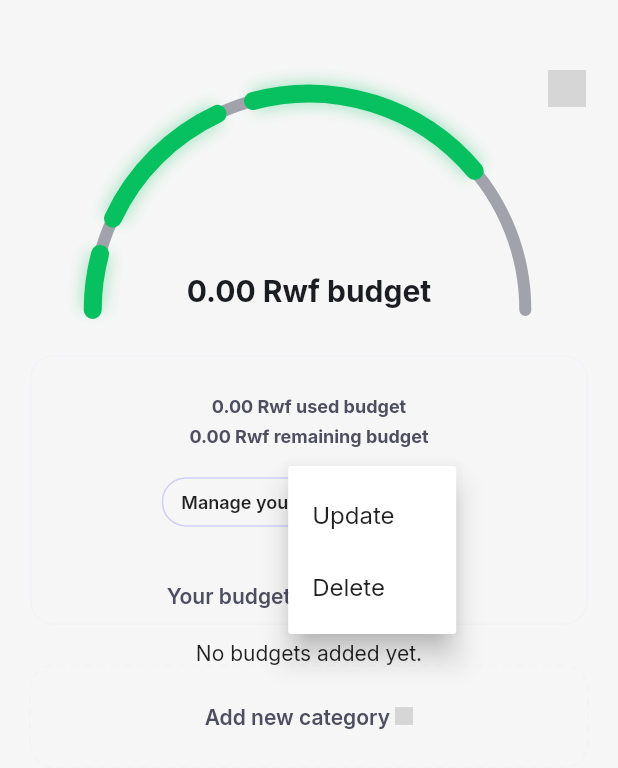
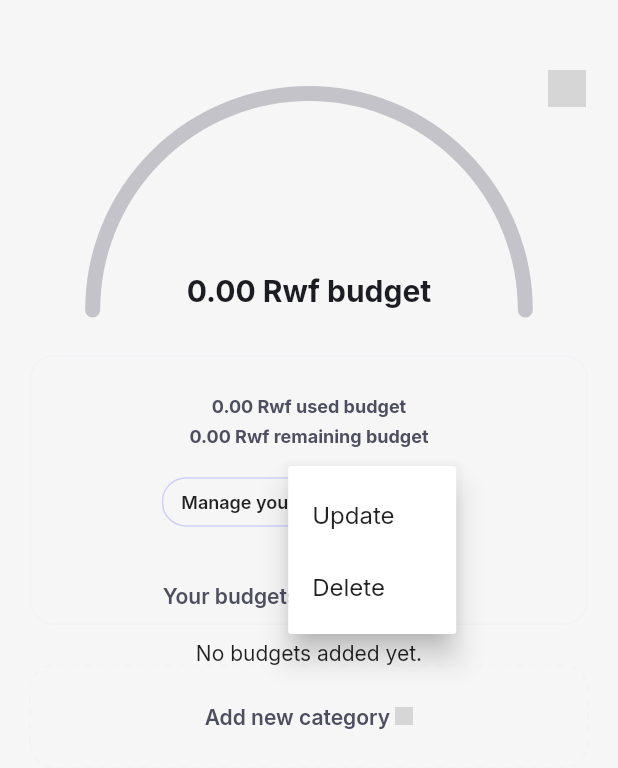
Before and after one commit to Dushime20/expenseTrackFlutter, a Flutter app: the SpendingBudgetsView screen opened directly, after a tap on the "more vert" icon, on a phone screen of 412 x 824 dp. Shown: the top 768 px of the screen. Run offline on Flutter 3.47's test engine with Material 3 defaults, Android fonts, the phone set to English and light mode, and no system bars; drawn by our look-alikes of dotted_border; our stand-ins replace carousel_slider, cloud_firestore, firebase_auth, firebase_core, fl_chart, get and 2 more; accounts and stored records are empty; grey boxes are pictures that could not be loaded.

```diff
--- a/lib/common_widget/custom_arc_180_painter.dart
+++ b/lib/common_widget/custom_arc_180_painter.dart
@@ -11,66 +11,100 @@ class ArcValueModel {
 }
 
 class CustomArc180Painter extends CustomPainter {
-  final double start;
-  final double end;
+  final double totalBudget;
+  final double usedBudget;
   final double width;
   final double bgWidth;
   final double blurWidth;
-  final double space;
-  final List<ArcValueModel> drwArcs;
 
-  CustomArc180Painter(
-      { required this.drwArcs, this.start = 0, this.end = 180, this.space = 5, this.width = 15, this.bgWidth = 10,  this.blurWidth = 4});
+  CustomArc180Painter({
+    required this.totalBudget,
+    required this.usedBudget,
+    this.width = 15,
+    this.bgWidth = 10,
+    this.blurWidth = 4,
+  });
 
   @override
   void paint(Canvas canvas, Size size) {
-    var rect = Rect.fromCircle(
-        center: Offset(size.width / 2, size.height ),
-        radius: size.width / 2);
+    final center = Offset(size.width / 2, size.height);
+    final radius = size.width / 2;
+    final rect = Rect.fromCircle(center: center, radius: radius);
 
+    // Paint for background arc
+    final bgPaint = Paint()
+      ..color = TColor.gray60.withOpacity(0.3)
+      ..style = PaintingStyle.stroke
+      ..strokeWidth = bgWidth
+      ..strokeCap = StrokeCap.round;
 
-    Paint backgroundPaint = Paint();
-    backgroundPaint.color = TColor.gray60.withOpacity(0.5);
-    backgroundPaint.style = PaintingStyle.stroke;
-    backgroundPaint.strokeWidth = bgWidth;
-    backgroundPaint.strokeCap = StrokeCap.round;
+    // Draw full 180° background arc
+    canvas.drawArc(rect, radians(180), radians(180), false, bgPaint);
 
-    var startVal = 180.0 + start;
-    var drawStart = startVal;
-    canvas.drawArc(
-        rect, radians(startVal), radians(180), false, backgroundPaint);
+    if (usedBudget <= 0 || totalBudget <= 0) return;
 
-    for (var arcObj in drwArcs) {
+    final usedPercent = (usedBudget / totalBudget).clamp(0.0, 1.0);
+    final usedDegrees = 180 * usedPercent;
+    final safeLimit = 0.75;
+    final safeDegrees = 180 * safeLimit;
 
+    double startAngle = radians(180); // Starting from 180°
 
-      Paint activePaint = Paint();
-      activePaint.color = arcObj.color;
-      activePaint.style = PaintingStyle.stroke;
-      activePaint.strokeWidth = width;
-      activePaint.strokeCap = StrokeCap.round;
+    if (usedPercent <= safeLimit) {
+      // Paint full green arc
+      _drawArcSegment(
+        canvas,
+        rect,
+        startAngle,
+        radians(usedDegrees),
+        TColor.line,
+      );
+    } else {
+      // Green segment up to 75%
+      _drawArcSegment(
+        canvas,
+        rect,
+        startAngle,
+        radians(safeDegrees),
+        TColor.line,
+      );
 
-      Paint shadowPaint = Paint()
-        ..color = arcObj.color.withOpacity(0.3)
-        ..style = PaintingStyle.stroke
-        ..strokeWidth = width + blurWidth
-        ..maskFilter = const MaskFilter.blur(BlurStyle.normal, 5);
+      // Red segment for overflow (after 75%)
+      final redStartAngle = startAngle + radians(safeDegrees);
+      final redSweepAngle = radians(usedDegrees - safeDegrees);
 
+      _drawArcSegment(
+        canvas,
+        rect,
+        redStartAngle,
+        redSweepAngle,
+        TColor.secondary,
+      );
+    }
+  }
 
-      //Draw Shadow Arc
-      Path path = Path();
-      path.addArc(rect, radians(drawStart), radians(arcObj.value - space ));
-      canvas.drawPath(path, shadowPaint);
+  void _drawArcSegment(Canvas canvas, Rect rect, double start, double sweep, Color color) {
+    final shadowPaint = Paint()
+      ..color = color.withOpacity(0.3)
+      ..style = PaintingStyle.stroke
+      ..strokeWidth = width + blurWidth
+      ..maskFilter = const MaskFilter.blur(BlurStyle.normal, 5);
 
-      canvas.drawArc(rect, radians(drawStart), radians(arcObj.value  - space ), false, activePaint);
+    final arcPaint = Paint()
+      ..color = color
+      ..style = PaintingStyle.stroke
+      ..strokeWidth = width
+      ..strokeCap = StrokeCap.round;
 
-      drawStart = drawStart + arcObj.value + space;
-    }
-
-
+    final path = Path()..addArc(rect, start, sweep);
+    canvas.drawPath(path, shadowPaint);
+    canvas.drawArc(rect, start, sweep, false, arcPaint);
   }
 
   @override
-  bool shouldRepaint(CustomArc180Painter oldDelegate) => false;
+  bool shouldRepaint(CustomArc180Painter oldDelegate) =>
+      oldDelegate.usedBudget != usedBudget ||
+          oldDelegate.totalBudget != totalBudget;
 
   @override
   bool shouldRebuildSemantics(CustomArc180Painter oldDelegate) => false;
--- a/lib/common_widget/up_coming_bill_row.dart
+++ b/lib/common_widget/up_coming_bill_row.dart
@@ -29,6 +29,7 @@ class UpcomingBillRow extends StatelessWidget {
       padding: const EdgeInsets.only(bottom: 8),
       child: GestureDetector(
         onTap: onPressed,
+
         child: Container(
           padding: const EdgeInsets.symmetric(horizontal: 10),
           height: 64,
@@ -36,6 +37,7 @@ class UpcomingBillRow extends StatelessWidget {
             color: TColor.back,
             borderRadius: BorderRadius.circular(4),
           ),
+
           child: Row(
             children: [
               Container(
--- a/lib/controller/home_controller.dart
+++ b/lib/controller/home_controller.dart
@@ -27,7 +27,9 @@ class HomeController extends GetxController{
 
   List<Expense> expense = [];
 
-  List<Income> income =[];
+  RxList<Income> income = <Income>[].obs;
+
+
 
   void updateAmount(double newVal) {
     amountVal = newVal;
@@ -40,6 +42,7 @@ class HomeController extends GetxController{
 
 
    await calculateMonthlyIncome();
+   await fetchIncome();
 
 
 
@@ -154,7 +157,7 @@ class HomeController extends GetxController{
 
 
 
-  fetchIncome() async {
+  Future<void>fetchIncome() async {
     try {
       final currentUser = auth.currentUser;
       if (currentUser == null) {
--- a/lib/report/budget_report.dart
+++ b/lib/report/budget_report.dart
@@ -59,13 +59,13 @@ class BudgetPdfGenerator {
         build: (context) => [
           pw.Header(
             level: 0,
-            child: pw.Text("User Budget Report", style: pw.TextStyle(font: ttf, fontSize: 24)),
+            child: pw.Text("User Monthly Budget Report", style: pw.TextStyle(font: ttf, fontSize: 24)),
           ),
           pw.Table.fromTextArray(
-            headers: ['Category ID', 'Amount', 'Start Date', 'End Date'],
+            headers: [ 'Amount', 'Start Date', 'End Date'],
             data: budgetCtrl.budgetList.map((budget) {
               return [
-                budget['categoryId'] ?? '',
+
                 '${budget['amount']} RWF',
                 formatter.format((budget['startDate'] as Timestamp).toDate()),
                 formatter.format((budget['endDate'] as Timestamp).toDate()),
--- a/lib/report/expense_report.dart
+++ b/lib/report/expense_report.dart
@@ -56,7 +56,7 @@ class ExpensePdfGenerator {
           pw.Header(
             level: 0,
             child: pw.Text(
-              "User Expense Report",
+              "User Monthly Expense Report",
               style: pw.TextStyle(font: ttf, fontSize: 24),
             ),
           ),
--- a/lib/report/income_report.dart
+++ b/lib/report/income_report.dart
@@ -37,7 +37,7 @@ class IncomePdfGenerator {
           build: (context) => [
             pw.Header(
               level: 0,
-              child: pw.Text("User Income Report", style: pw.TextStyle(font: ttf, fontSize: 24)),
+              child: pw.Text("User Monthly Income Report", style: pw.TextStyle(font: ttf, fontSize: 24)),
             ),
             pw.Table.fromTextArray(
               headers: ['Description', 'Amount', 'Date'],
--- a/lib/service/AuthenticationService.dart
+++ b/lib/service/AuthenticationService.dart
@@ -202,6 +202,7 @@ class AuthenticationService {
         res['message'] = e.message ?? "An unknown error occurred";
       }
     } catch (e) {
+      print("error was occurred is:, ${e.toString()}");
       res['message'] = e.toString();
     }
 
--- a/lib/view/login/sign_in_view.dart
+++ b/lib/view/login/sign_in_view.dart
@@ -90,6 +90,8 @@ class _SignInViewState extends State<SignInView> {
         colorText: Colors.white,
         snackPosition: SnackPosition.TOP,
       );
+      print("error occurred here");
+      print(res['message']);
     }
   }
 
--- a/lib/view/spending_budgets/spending_budgets_view.dart
+++ b/lib/view/spending_budgets/spending_budgets_view.dart
@@ -62,14 +62,8 @@ class _SpendingBudgetsViewState extends State<SpendingBudgetsView> {
                     height: media.width * 0.30,
                     child: CustomPaint(
                       painter: CustomArc180Painter(
-                        drwArcs: [
-                          ArcValueModel(color: TColor.line, value: 20),
-                          ArcValueModel(color: TColor.line, value: 45),
-                          ArcValueModel(color: TColor.line, value: 70),
-                        ],
-                        end: 50,
-                        width: 12,
-                        bgWidth: 8,
+                        totalBudget: ctrl.totalBudgetAmount.value,
+                        usedBudget: ctrl.usedBudgetAmount.value,
                       ),
                     ),
                   ),
@@ -220,7 +214,7 @@ class _SpendingBudgetsViewState extends State<SpendingBudgetsView> {
                             ),
                             const SizedBox(height: 30),
                             Text(
-                              "Your budgets are on tack 👍",
+                              "Your budgets are on track 👍",
                               style: TextStyle(
                                   color: TColor.gray60,
                                   fontSize: 14,
--- a/pubspec.yaml
+++ b/pubspec.yaml
@@ -16,6 +16,9 @@ dependencies:
     sdk: flutter
   get: ^4.7.2
   pdf: ^3.10.1
+
+  fl_chart: ^0.65.0
+
 
   path: ^1.8.3
   path_provider: ^2.1.1
```
Also changed, not shown: lib/common_widget/budgets_row.dart (+39 -0 lines), lib/common_widget/expense_barchat.dart (added, +195 -0 lines), lib/common_widget/income_barchat.dart (added, +132 -0 lines), lib/controller/expense_controller.dart (+32 -8 lines), lib/view/home/home_view.dart (+31 -5 lines), pubspec.lock, 4 other files.
